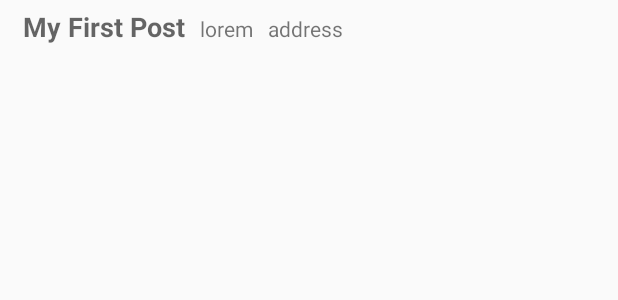
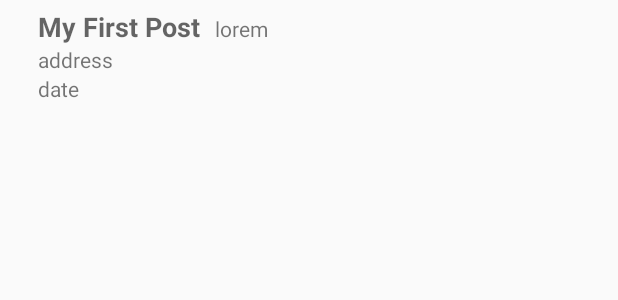
Before and after one commit to barak-11/BudgetAdvisor, an Android app: the layout include_post_text.xml on its own in the app's theme, with its tools: preview values and no code run, on a phone screen of 412 x 824 dp. Shown: the top 300 px of the screen. Run offline under Robolectric (Android 15) with nearby library versions, the phone set to English and light mode, and no system bars.

Commit message:
changed item_post order of fields

```diff
--- a/app/src/main/java/com/budgetadviser/android/budgetadvisor/GridViewAdapter.java
+++ b/app/src/main/java/com/budgetadviser/android/budgetadvisor/DropdownViewAdapter.java
@@ -15,12 +15,12 @@ import java.util.List;
  * Created by lwang on 2017/2/28.
  */
 
-public class GridViewAdapter extends BaseAdapter {
+public class DropdownViewAdapter extends BaseAdapter {
 
     private Context mContext;
     private List<DropdownListItem> mList;
 
-    public GridViewAdapter(Context context, List<DropdownListItem> list) {
+    public DropdownViewAdapter(Context context, List<DropdownListItem> list) {
         mContext=context;
         mList = list;
     }
--- a/app/src/main/res/layout/include_post_text.xml
+++ b/app/src/main/res/layout/include_post_text.xml
@@ -3,15 +3,22 @@
     xmlns:tools="http://schemas.android.com/tools"
     android:layout_width="match_parent"
     android:layout_height="match_parent"
-    android:padding="5dp"
-    android:layout_marginLeft="10dp"
+    android:layout_marginStart="10dp"
+    android:orientation="vertical"
+    android:padding="5dp">
+
+    <LinearLayout
+        android:layout_width="wrap_content"
+        android:layout_height="wrap_content"
         android:orientation="horizontal">
 
         <TextView
             android:id="@+id/purchase_name"
             style="@style/TextAppearance.AppCompat.Medium"
-        android:layout_width="wrap_content"
+            android:layout_width="match_parent"
             android:layout_height="wrap_content"
+            android:layout_marginStart="10dp"
+            android:layout_weight="1"
             android:ellipsize="end"
             android:maxLines="1"
             android:textStyle="bold"
@@ -19,15 +26,27 @@
 
         <TextView
             android:id="@+id/purchase_price"
-        android:layout_width="wrap_content"
+            android:layout_width="181dp"
             android:layout_height="wrap_content"
-        android:layout_marginLeft="10dp"
+            android:layout_marginStart="10dp"
+            android:layout_weight="1"
             tools:text="lorem" />
+
+    </LinearLayout>
+
     <TextView
         android:id="@+id/purchase_address"
         android:layout_width="wrap_content"
         android:layout_height="wrap_content"
-        android:layout_marginLeft="10dp"
+        android:layout_marginStart="10dp"
         tools:text="address" />
 
+    <TextView
+        android:id="@+id/purchase_date"
+        android:layout_width="wrap_content"
+        android:layout_height="wrap_content"
+        android:layout_marginLeft="10dp"
+
+        tools:text="date" />
+
 </LinearLayout>
```
Also changed, not shown: app/src/main/java/com/budgetadviser/android/budgetadvisor/MainActivity.java (+4 -5 lines), app/src/main/java/com/budgetadviser/android/budgetadvisor/Purchase.java (+7 -0 lines), app/src/main/java/com/budgetadviser/android/budgetadvisor/PurchaseAdapter.java (+7 -3 lines). Lines whose indentation alone changed are shown as unchanged.
